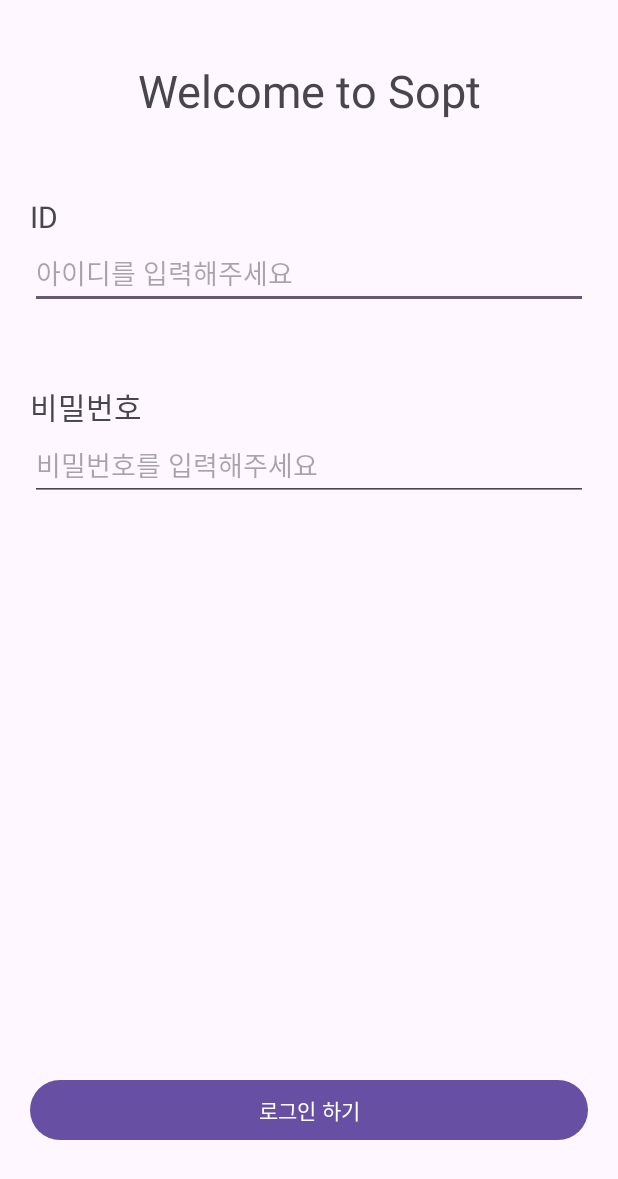
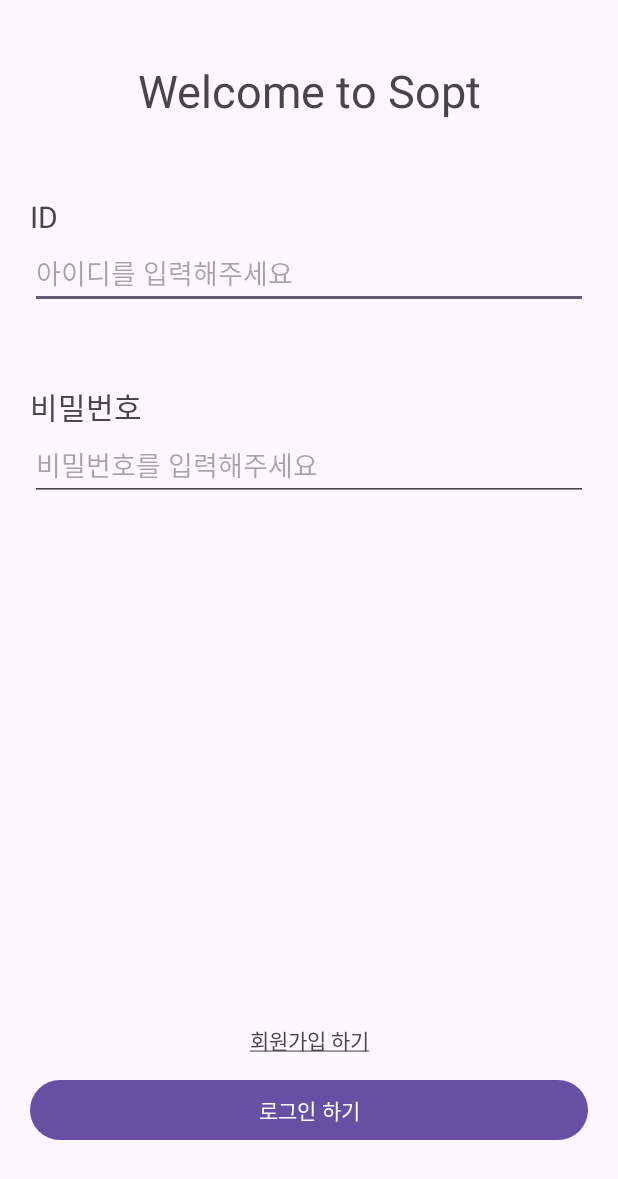
Before and after one commit to DO-SOPT-ANDROID/minhoe-heo, an Android app: the layout sign_in.xml on its own in the app's theme, with its tools: preview values and no code run, on a phone screen of 412 x 824 dp. Shown: the top 1179 px of the screen. Run offline under Robolectric (Android 15) with nearby library versions, the phone set to English and light mode, and no system bars.

Commit message:
[SignUpActivity]:구현

```diff
--- a/app/build.gradle
+++ b/app/build.gradle
@@ -15,6 +15,10 @@
         versionName "1.0"
 
         testInstrumentationRunner "androidx.test.runner.AndroidJUnitRunner"
+    }
+
+    buildFeatures {
+        viewBinding true
     }
 
     buildTypes {
--- a/app/src/main/java/org/sopt/dosopttemplate/MainActivity.kt
+++ b/app/src/main/java/org/sopt/dosopttemplate/MainActivity.kt
@@ -6,6 +6,7 @@
 class MainActivity : AppCompatActivity() {
     override fun onCreate(savedInstanceState: Bundle?) {
         super.onCreate(savedInstanceState)
-        setContentView(R.layout.activity_main)
+        setContentView(R.layout.main_page)
+        setContentView(binding.root)
     }
 }
--- a/app/src/main/res/layout/activity_main.xml
+++ b/app/src/main/res/layout/sign_in.xml
@@ -5,7 +5,7 @@
     android:layout_width="match_parent"
     android:layout_height="match_parent"
     android:paddingHorizontal="20dp"
-    tools:context=".MainActivity">
+    tools:context=".LoginActivity">
 
     <TextView
         android:id="@+id/tv_sign_in_title"
@@ -28,7 +28,7 @@
         app:layout_constraintTop_toBottomOf="@id/tv_sign_in_title" />
 
     <EditText
-        android:id="@+id/et_sign_in_pw"
+        android:id="@+id/et_sign_in_id"
         android:layout_width="match_parent"
         android:layout_height="wrap_content"
         android:hint="아이디를 입력해주세요"
@@ -43,9 +43,10 @@
         android:text="비밀번호"
         android:textSize="20sp"
         app:layout_constraintStart_toStartOf="parent"
-        app:layout_constraintTop_toBottomOf="@id/et_sign_in_pw" />
+        app:layout_constraintTop_toBottomOf="@id/et_sign_in_id" />
 
     <EditText
+        android:id="@+id/et_sign_in_pw"
         android:layout_width="match_parent"
         android:layout_height="wrap_content"
         android:hint="비밀번호를 입력해주세요"
@@ -53,11 +54,23 @@
         tools:ignore="TouchTargetSizeCheck" />
 
     <Button
+        android:id="@+id/sign_in"
         android:layout_width="match_parent"
         android:layout_height="wrap_content"
         android:layout_marginBottom="60dp"
         android:text="로그인 하기"
         app:layout_constraintBottom_toBottomOf="parent" />
 
+    <TextView
+        android:id="@+id/sign_up"
+        android:layout_width="match_parent"
+        android:layout_height="wrap_content"
+        android:layout_marginBottom="120dp"
+        android:text="@string/tv_signup"
+        android:textAlignment="center"
+        app:layout_constraintBottom_toBottomOf="parent"
+        />
+
+
 
 </androidx.constraintlayout.widget.ConstraintLayout>
--- a/app/src/main/res/values/strings.xml
+++ b/app/src/main/res/values/strings.xml
@@ -1,3 +1,4 @@
 <resources>
     <string name="app_name">DoSoptTemplate</string>
+    <string name="tv_signup"><u>회원가입 하기</u></string>
 </resources>
```
Also changed, not shown: app/src/main/AndroidManifest.xml (+10 -1 lines).
